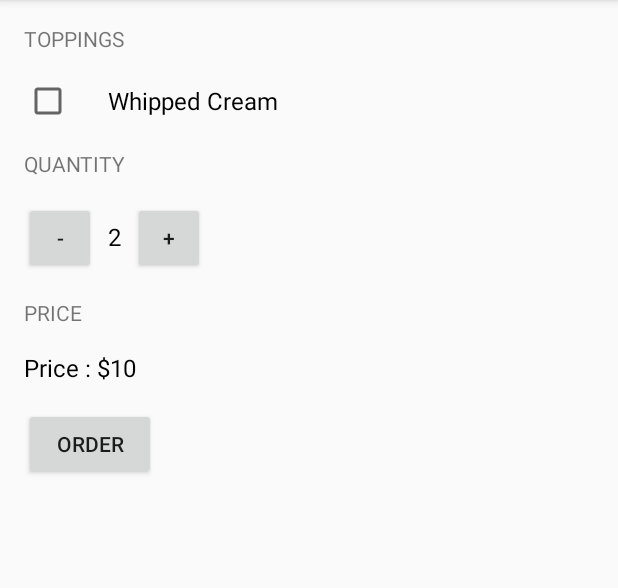
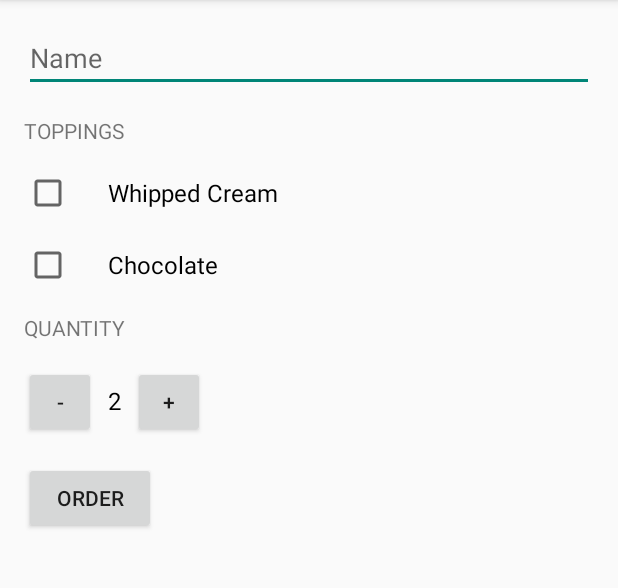
Before and after one commit to MyUdacityProjects/Udacity-Android, an Android app: the screen it shows after launch (MainActivity), after a tap on "ORDER", on a phone screen of 412 x 824 dp, the part 84-672 px from its top. Run offline under Robolectric (Android 15) with nearby library versions, the phone set to English and light mode, and no system bars.

Commit message:
Added localization of strings

```diff
--- a/JustJava/app/src/main/java/com/example/android/justjava/MainActivity.java
+++ b/JustJava/app/src/main/java/com/example/android/justjava/MainActivity.java
@@ -1,10 +1,18 @@
 package com.example.android.justjava;
 
+import android.content.Intent;
+import android.net.Uri;
 import android.support.v7.app.ActionBarActivity;
 import android.os.Bundle;
 import android.support.v7.app.AppCompatActivity;
+import android.util.Log;
 import android.view.View;
+import android.widget.CheckBox;
+import android.widget.EditText;
 import android.widget.TextView;
+import android.widget.Toast;
+
+import org.apache.http.protocol.HTTP;
 
 import java.text.NumberFormat;
 
@@ -19,28 +27,119 @@ public class MainActivity extends AppCompatActivity {
         setContentView(R.layout.activity_main);
     }
 
+    /**
+     * Submit order ro get coffee
+     *
+     */
     public void submitOrder(View view) {
-        display(quantity);
-        displayPrice(quantity * 5);
+        display();
+
+
+        CheckBox whippedCreamCBox = (CheckBox) findViewById(R.id.whipped_cream_cbox);
+        CheckBox chocolateCBox = (CheckBox) findViewById(R.id.chocolate_cbox);
+        EditText nameEditText = (EditText)findViewById(R.id.name);
+
+
+        String name = nameEditText.getText().toString();
+        Boolean hasWhippedCream = whippedCreamCBox.isChecked();
+        Boolean hasChocolate = chocolateCBox.isChecked();
+
+        int price = calculatePrice(hasWhippedCream,hasChocolate);
+        String orderSummary = getOrderSummary(name, price, hasWhippedCream, hasChocolate);
+        sendOrderSummary(name,orderSummary);
     }
 
+    /**
+     * Increment quantity of the cups
+     *
+     */
     public void increment(View view) {
-        quantity = quantity + 1;
-        display(quantity);
+        if(quantity == 100){
+            Toast.makeText(this, getString(R.string.max_quantity_err_msg),
+                    Toast.LENGTH_SHORT).show();
+        }else{
+            quantity = quantity + 1;
+            display();
+        }
     }
 
+    /**
+     * Decrement quantity of the cups
+     *
+     */
     public void decrement(View view) {
-        quantity = quantity - 1;
-        display(quantity);
+        if(quantity == 1){
+            Toast.makeText(this, R.string.min_quantity_err_msg,
+                    Toast.LENGTH_SHORT).show();
+        }else{
+            quantity = quantity - 1;
+            display();
+        }
+
     }
 
-    private void display(int quantity) {
+    /**
+     * Display quantity of the cups
+     *
+     */
+    private void display() {
         TextView quantityTextView = (TextView) findViewById(R.id.quantity_text_view);
         quantityTextView.setText("" + quantity);
     }
 
-    private void displayPrice(int price) {
-        TextView priceTextView = (TextView) findViewById(R.id.price_text_view);
-        priceTextView.setText("Price : $" + price);
+    /**
+     * Calculates the price of the order.
+     *
+     * @param hasWhippedCream is whether or not we should include whipped cream topping in the price
+     * @param hasChocolate    is whether or not we should include whipped cream topping in the price
+     * @return total price
+     */
+    private int calculatePrice(Boolean hasWhippedCream, Boolean hasChocolate){
+        int pricePerCup = 5;
+
+        if(hasWhippedCream){
+            pricePerCup += 1;
+        }
+
+        if(hasChocolate){
+            pricePerCup += 2;
+        }
+        return (pricePerCup*quantity);
+    }
+
+
+    /**
+     * Create summary of the order.
+     *
+     * @param name is the name of the person placing the order
+     * @param price is the total price of the order
+     * @param hasWhippedCream whether whipped cream topping is added
+     * @param hasChocolate whether chocolate topping is added
+     *
+     * @return text summary
+     */
+
+    private String getOrderSummary(String name, int price, Boolean hasWhippedCream, Boolean hasChocolate) {
+
+
+        String orderSummaryText = getString(R.string.user_name,name);
+        orderSummaryText += "\n" + getString(R.string.order_summary_add_whipped_cream,hasWhippedCream);
+        orderSummaryText += "\n" + getString(R.string.order_summary_add_chocolate,hasChocolate);
+        orderSummaryText += "\n" + getString(R.string.order_summary_quantity,quantity);
+        orderSummaryText += "\n" + getString(R.string.order_summary_price,NumberFormat.getCurrencyInstance().format(price));
+        orderSummaryText += "\n" + getString(R.string.thank_you_msg);
+
+        return orderSummaryText;
+    }
+
+    private void sendOrderSummary(String name, String orderSummary){
+        String emailSubject = getString(R.string.order_summary_email_subject,name);
+        Intent emailIntent = new Intent(Intent.ACTION_SEND);
+        emailIntent.setType(HTTP.PLAIN_TEXT_TYPE);
+        emailIntent.putExtra(Intent.EXTRA_SUBJECT, emailSubject);
+        emailIntent.putExtra(Intent.EXTRA_TEXT, orderSummary);
+        if (emailIntent.resolveActivity(getPackageManager()) != null) {
+            startActivity(Intent.createChooser(emailIntent, getString(R.string.send_order_summary_msg)));
+        }
     }
 }
--- a/JustJava/app/src/main/res/layout/activity_main.xml
+++ b/JustJava/app/src/main/res/layout/activity_main.xml
@@ -1,28 +1,52 @@
-<LinearLayout xmlns:android="http://schemas.android.com/apk/res/android"
+<ScrollView xmlns:android="http://schemas.android.com/apk/res/android"
     xmlns:tools="http://schemas.android.com/tools"
     android:layout_width="match_parent"
+    android:layout_height="wrap_content"
+
+    tools:context=".MainActivity">
+
+
+    <LinearLayout
+        android:layout_width="match_parent"
         android:layout_height="match_parent"
-    android:orientation="vertical"
         android:paddingBottom="@dimen/activity_vertical_margin"
         android:paddingLeft="@dimen/activity_horizontal_margin"
         android:paddingRight="@dimen/activity_horizontal_margin"
         android:paddingTop="@dimen/activity_vertical_margin"
-    tools:context=".MainActivity">
+        android:orientation="vertical">
+
+        <EditText
+            android:id="@+id/name"
+            android:layout_width="match_parent"
+            android:layout_height="wrap_content"
+            android:hint="@string/user_name"
+            android:inputType="textCapWords" />
 
         <TextView
             android:layout_width="wrap_content"
             android:layout_height="wrap_content"
+            android:layout_marginTop="16dp"
             android:layout_marginBottom="16dp"
-        android:text="Toppings"
+            android:text="@string/topping_header"
             android:textAllCaps="true" />
 
 
         <CheckBox
+            android:id="@+id/whipped_cream_cbox"
             android:layout_width="wrap_content"
             android:layout_height="wrap_content"
             android:layout_marginBottom="16dp"
             android:paddingLeft="24dp"
-        android:text="Whipped Cream"
+            android:text="@string/topping_whipped_cream"
+            android:textSize="16sp" />
+
+        <CheckBox
+            android:id="@+id/chocolate_cbox"
+            android:layout_width="wrap_content"
+            android:layout_height="wrap_content"
+            android:layout_marginBottom="16dp"
+            android:paddingLeft="24dp"
+            android:text="@string/topping_chocolate"
             android:textSize="16sp" />
 
 
@@ -30,7 +54,7 @@
             android:layout_width="wrap_content"
             android:layout_height="wrap_content"
             android:layout_marginBottom="16dp"
-        android:text="Quantity"
+            android:text="@string/quantity"
             android:textAllCaps="true" />
 
         <LinearLayout
@@ -62,27 +86,13 @@
 
         </LinearLayout>
 
-    <TextView
-        android:layout_width="wrap_content"
-        android:layout_height="wrap_content"
-        android:layout_marginBottom="16dp"
-        android:layout_marginTop="16dp"
-        android:text="Price"
-        android:textAllCaps="true" />
 
-    <TextView
-        android:id="@+id/price_text_view"
-        android:layout_width="wrap_content"
-        android:layout_height="wrap_content"
-        android:text="$10"
-        android:textColor="@android:color/black"
-        android:textSize="16sp" />
 
         <Button
             android:layout_width="wrap_content"
             android:layout_height="wrap_content"
             android:layout_marginTop="16dp"
             android:onClick="submitOrder"
-        android:text="Order" />
-
+            android:text="@string/order" />
     </LinearLayout>
+</ScrollView>
--- a/JustJava/app/src/main/res/values/strings.xml
+++ b/JustJava/app/src/main/res/values/strings.xml
@@ -1,6 +1,21 @@
-<resources>
+<resources xmlns:xliff="urn:oasis:names:tc:xliff:document:1.2">
     <string name="app_name">Just Java</string>
-
-    <string name="hello_world">Hello world!</string>
+    <string name="user_name" >Name</string>
+    <string name="topping_header" >Toppings</string>
+    <string name="topping_whipped_cream" >Whipped Cream</string>
+    <string name="topping_chocolate" >Chocolate</string>
+    <string name="quantity" >Quantity</string>
+    <string name="order" >Order</string>
+    <string name="max_quantity_err_msg" >You cannot order more than 100 coffees</string>
+    <string name="min_quantity_err_msg" >You cannot order less than 1 coffee</string>
+    <string name="total" >Total</string>
+    <string name="thank_you_msg" >Thank you!</string>
+    <string name="order_summary_name">Name: <xliff:g id="name" example="Amy">%s</xliff:g></string>
+    <string name="order_summary_add_whipped_cream">Add Whipped Cream? <xliff:g id="add_whipped_cream" example="true">%s</xliff:g></string>
+    <string name="order_summary_add_chocolate">Add Chocolate? <xliff:g id="add_chocolate" example="true">%s</xliff:g></string>
+    <string name="order_summary_quantity">Quantity: <xliff:g id="quantity" example="10">%s</xliff:g></string>
+    <string name="order_summary_price">Price: <xliff:g id="price" example="10">%s</xliff:g></string>
+    <string name="send_order_summary_msg">Send Order Summary</string>
+    <string name="order_summary_email_subject">Sólo java para <xliff:g id="name" example="Amy">%s</xliff:g></string>
     <string name="action_settings">Settings</string>
 </resources>
```
Also changed, not shown: 1 other file. Lines whose indentation alone changed are shown as unchanged.
